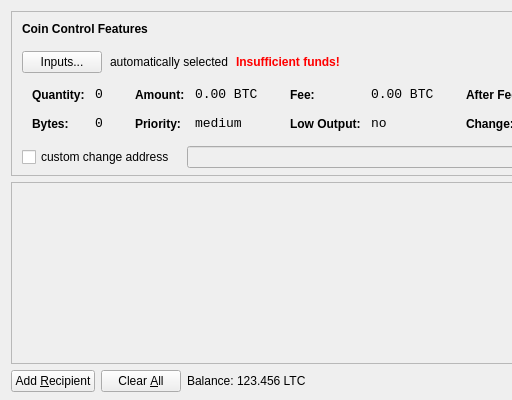
Before: the Qt Designer form src/qt/forms/sendcoinsdialog.ui in mnull/taccoin, drawn with Qt 5; both pictures show x 0 to 512 and y 0 to 400 of the 850 by 400 pixel window.
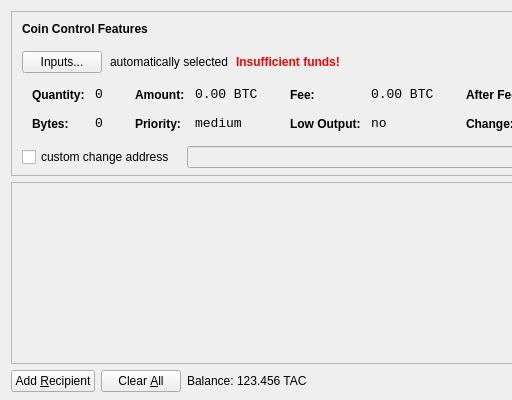
After: the same form once the commit is applied. Icons and pictures are not drawn.

What changed in the file:
```diff
--- a/src/qt/forms/sendcoinsdialog.ui
+++ b/src/qt/forms/sendcoinsdialog.ui
@@ -720,7 +720,7 @@
           <cursorShape>IBeamCursor</cursorShape>
          </property>
          <property name="text">
-          <string>123.456 LTC</string>
+          <string>123.456 TAC</string>
          </property>
          <property name="textInteractionFlags">
           <set>Qt::LinksAccessibleByMouse|Qt::TextSelectableByKeyboard|Qt::TextSelectableByMouse</set>
```
